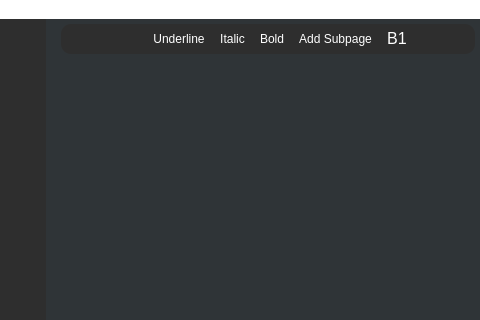
Before: the Qt Designer form mainwindow.ui in alvi-khan/Marshal, drawn with Qt 5; both pictures show x 253 to 733 and y 0 to 320 of the 733 by 504 pixel window.
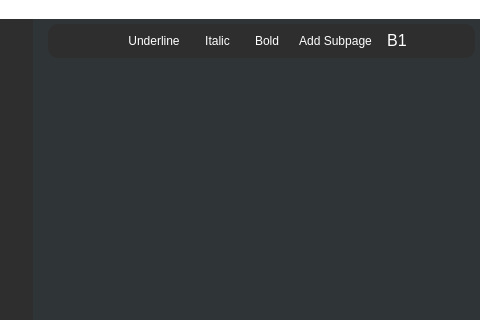
After: the same form once the commit is applied. Icons and pictures are not drawn. Custom widgets are drawn as their Qt base class.

Commit message: Got rich text buttons to highlight when clicked

Diff of the .ui file:
```diff
--- a/mainwindow.ui
+++ b/mainwindow.ui
@@ -415,6 +415,9 @@
              </item>
              <item>
               <widget class="QPushButton" name="underlineButton">
+               <property name="styleSheet">
+                <string notr="true">padding: 5px;</string>
+               </property>
                <property name="text">
                 <string>Underline</string>
                </property>
@@ -422,6 +425,9 @@
              </item>
              <item>
               <widget class="QPushButton" name="italicButton">
+               <property name="styleSheet">
+                <string notr="true">padding: 5px;</string>
+               </property>
                <property name="text">
                 <string>Italic</string>
                </property>
@@ -429,6 +435,9 @@
              </item>
              <item>
               <widget class="QPushButton" name="boldButton">
+               <property name="styleSheet">
+                <string notr="true">padding: 5px;</string>
+               </property>
                <property name="text">
                 <string>Bold</string>
                </property>
@@ -549,7 +558,7 @@
             <rect>
              <x>0</x>
              <y>0</y>
-             <width>403</width>
+             <width>433</width>
              <height>334</height>
             </rect>
            </property>
```
The commit also changes 4 other files.
